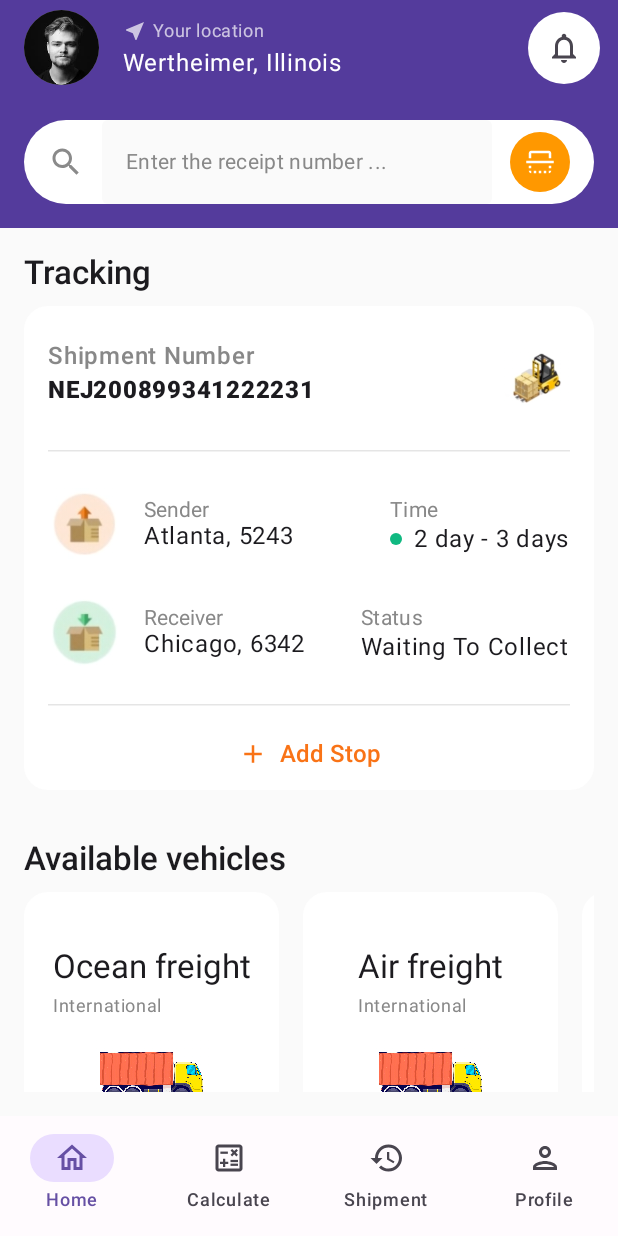
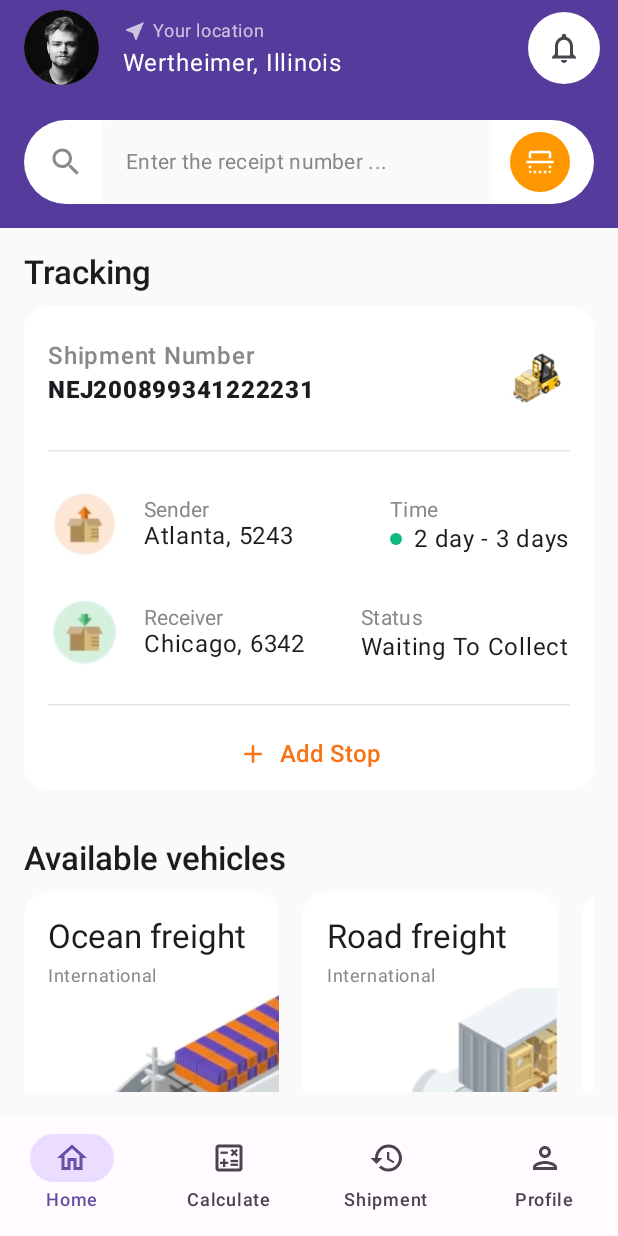
Before and after one commit to Cmi-shote/shipmentApp, an Android app built with Jetpack Compose: the screen it shows after launch (MainActivity), on a phone screen of 412 x 824 dp. Run offline under Robolectric (Android 15) with nearby library versions, the phone set to English and light mode, and no system bars.

Commit message:
#added icons

```diff
--- a/app/src/main/java/com/example/shipmentapp/models/Shipment.kt
+++ b/app/src/main/java/com/example/shipmentapp/models/Shipment.kt
@@ -177,9 +177,9 @@ val sampleShipments = listOf(
 
 
 val vehiclesList = listOf(
-    Vehicles("Ocean freight", "International", R.drawable.truck_img),
-    Vehicles("Air freight", "International", R.drawable.truck_img),
-    Vehicles("Road freight", "Local", R.drawable.truck_img)
+    Vehicles("Ocean freight", "International", R.drawable.boat),
+    Vehicles("Road freight", "International", R.drawable.truck),
+    Vehicles("Road freight", "Local", R.drawable.truck)
 )
 
 val sampleUser = User(
--- a/app/src/main/java/com/example/shipmentapp/presentation/components/VehiclesCard.kt
+++ b/app/src/main/java/com/example/shipmentapp/presentation/components/VehiclesCard.kt
@@ -5,6 +5,7 @@ import androidx.compose.foundation.background
 import androidx.compose.foundation.layout.Arrangement
 import androidx.compose.foundation.layout.Box
 import androidx.compose.foundation.layout.Column
+import androidx.compose.foundation.layout.fillMaxWidth
 import androidx.compose.foundation.layout.padding
 import androidx.compose.foundation.layout.size
 import androidx.compose.foundation.shape.RoundedCornerShape
@@ -14,6 +15,7 @@ import androidx.compose.runtime.Composable
 import androidx.compose.ui.Alignment
 import androidx.compose.ui.Modifier
 import androidx.compose.ui.graphics.Color
+import androidx.compose.ui.layout.ContentScale
 import androidx.compose.ui.res.painterResource
 import androidx.compose.ui.text.TextStyle
 import androidx.compose.ui.text.font.FontWeight
@@ -36,16 +38,16 @@ fun VehiclesCard(
             .background(
                 color = backgroundColor,
                 shape = RoundedCornerShape(16.dp)
-            ),
-        contentAlignment = Alignment.Center
+            )
     ) {
         Column(
-            horizontalAlignment = Alignment.CenterHorizontally,
-            verticalArrangement = Arrangement.Center
+            verticalArrangement = Arrangement.Center,
+            modifier = Modifier.padding(start = 16.dp, top = 16.dp)
         ) {
             // Title and Subtitle
             Column(
-                verticalArrangement = Arrangement.spacedBy(4.dp)
+                verticalArrangement = Arrangement.spacedBy(4.dp),
+                horizontalAlignment = Alignment.Start
             ) {
                 Text(
                     text = title,
@@ -64,7 +66,8 @@ fun VehiclesCard(
             Image(
                 painter = painterResource(id = image),
                 contentDescription = null,
-                modifier = Modifier.size(80.dp)
+                modifier = Modifier.weight(1f).fillMaxWidth(),
+                contentScale = ContentScale.FillBounds
             )
         }
     }
@@ -79,7 +82,7 @@ fun VehicleCardPreview() {
             modifier = Modifier.padding(16.dp),
             title = "Ocean freight",
             subtitle = "International",
-            image = R.drawable.truck_img,
+            image = R.drawable.boat,
             backgroundColor = Color.White
         )
     }
```
Also changed, not shown: app/src/main/res/drawable/boat.png (added), app/src/main/res/drawable/truck.png (added).
